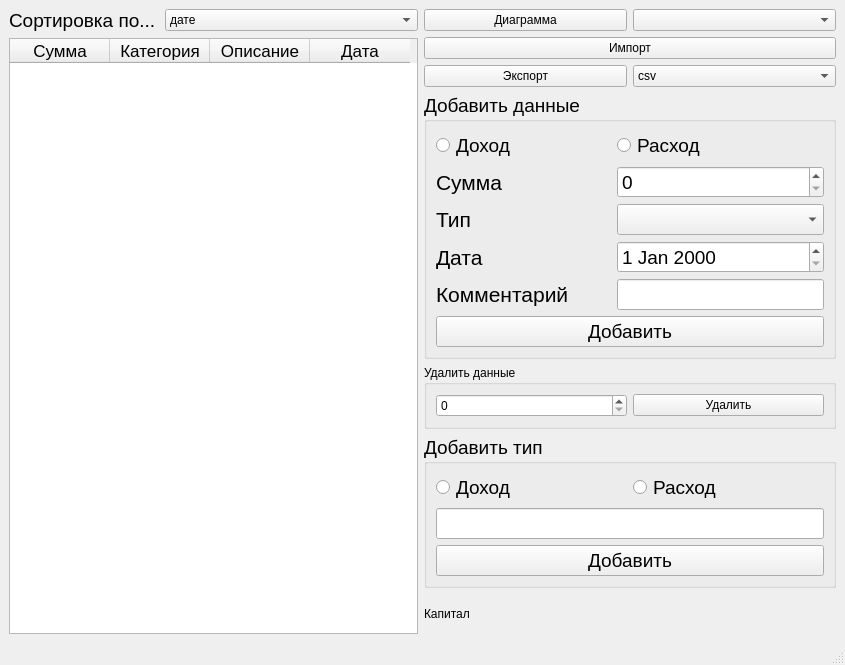
Above: MainWindow.ui from Veter-ok/bookkeeping before the change. Below: the same form after it.
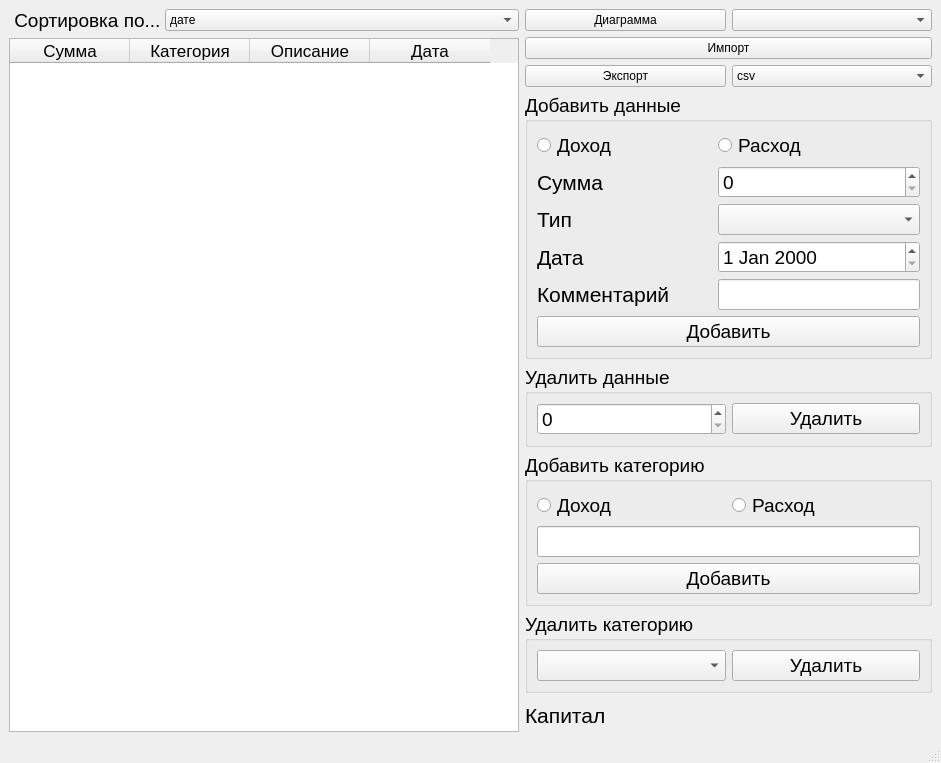
That is the form after the change.

Commit message: deleting payments types and fix some bugs

The edit to the form file:
```diff
--- a/MainWindow.ui
+++ b/MainWindow.ui
@@ -6,8 +6,8 @@
    <rect>
     <x>0</x>
     <y>0</y>
-    <width>845</width>
-    <height>665</height>
+    <width>941</width>
+    <height>763</height>
    </rect>
   </property>
   <property name="windowTitle">
@@ -17,6 +17,11 @@
    <layout class="QGridLayout" name="gridLayout">
     <item row="6" column="2">
      <widget class="QGroupBox" name="groupBox">
+      <property name="font">
+       <font>
+        <pointsize>14</pointsize>
+       </font>
+      </property>
       <property name="title">
        <string>Удалить данные</string>
       </property>
@@ -156,7 +161,7 @@
        </font>
       </property>
       <property name="title">
-       <string>Добавить тип</string>
+       <string>Добавить категорию</string>
       </property>
       <layout class="QGridLayout" name="gridLayout_3">
        <item row="2" column="0" colspan="2">
@@ -197,8 +202,13 @@
       </item>
      </layout>
     </item>
-    <item row="8" column="2">
+    <item row="9" column="2">
      <widget class="QLabel" name="labelTotal">
+      <property name="font">
+       <font>
+        <pointsize>16</pointsize>
+       </font>
+      </property>
       <property name="text">
        <string>Капитал</string>
       </property>
@@ -238,7 +248,7 @@
       </item>
      </layout>
     </item>
-    <item row="1" column="0" rowspan="8">
+    <item row="1" column="0" rowspan="9" colspan="2">
      <layout class="QGridLayout" name="gridLayout_4">
       <item row="0" column="2">
        <widget class="QComboBox" name="sortBy">
@@ -273,7 +283,7 @@
          </font>
         </property>
         <property name="text">
-         <string>Сортировка по...</string>
+         <string> Сортировка по...</string>
         </property>
        </widget>
       </item>
@@ -287,7 +297,7 @@
         </property>
         <property name="minimumSize">
          <size>
-          <width>409</width>
+          <width>510</width>
           <height>0</height>
          </size>
         </property>
@@ -305,6 +315,9 @@
         <property name="gridStyle">
          <enum>Qt::SolidLine</enum>
         </property>
+        <attribute name="horizontalHeaderDefaultSectionSize">
+         <number>120</number>
+        </attribute>
         <column>
          <property name="text">
           <string>Сумма</string>
@@ -341,6 +354,30 @@
       </item>
      </layout>
     </item>
+    <item row="8" column="2">
+     <widget class="QGroupBox" name="groupBox_3">
+      <property name="font">
+       <font>
+        <pointsize>14</pointsize>
+       </font>
+      </property>
+      <property name="title">
+       <string>Удалить категорию</string>
+      </property>
+      <layout class="QHBoxLayout" name="horizontalLayout_5">
+       <item>
+        <widget class="QComboBox" name="deleteTypes"/>
+       </item>
+       <item>
+        <widget class="QPushButton" name="btnDeleteType">
+         <property name="text">
+          <string>Удалить</string>
+         </property>
+        </widget>
+       </item>
+      </layout>
+     </widget>
+    </item>
    </layout>
   </widget>
   <widget class="QMenuBar" name="menubar">
```
Left out of the diff: 2 changed lines with no effect on the pictures. The commit also changes 5 other files.
